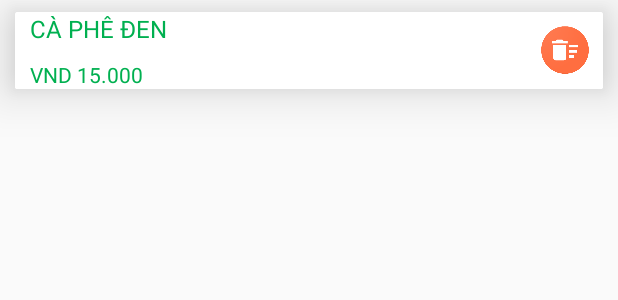
After one commit to tranhoanghuan/QuanLyTinhTienTapHoa, an Android app: the layout item_quantri.xml on its own in the app's theme, with its tools: preview values and no code run, on a phone screen of 412 x 824 dp. The commit adds this screen. Shown: the top 300 px of the screen. Run offline under Robolectric (Android 15) with nearby library versions, the phone set to English and light mode, and no system bars.

Commit message:
add firebase continue

```diff
--- a/app/build.gradle
+++ b/app/build.gradle
@@ -28,5 +28,6 @@ dependencies {
     compile 'com.android.support:cardview-v7:21.0.+'
     compile 'com.android.support:recyclerview-v7:21.0.+'
     compile 'com.google.firebase:firebase-core:11.8.0'
+    implementation 'com.android.support:design:26.1.0'
 }
 apply plugin: 'com.google.gms.google-services'
--- /dev/null
+++ b/app/src/main/res/layout/item_quantri.xml
@@ -0,0 +1,65 @@
+<?xml version="1.0" encoding="utf-8"?>
+<android.support.v7.widget.CardView xmlns:android="http://schemas.android.com/apk/res/android"
+    xmlns:app="http://schemas.android.com/apk/res-auto"
+    android:orientation="vertical"
+    android:layout_width="match_parent"
+    android:layout_height="wrap_content"
+    android:layout_marginLeft="10dp"
+    android:layout_marginRight="10dp"
+    android:layout_marginBottom="8dp"
+    android:layout_marginTop="8dp"
+    app:cardCornerRadius="1dp"
+    app:cardElevation="20dp"
+    android:clickable="true"
+    android:id="@+id/card_list_item"
+    android:foreground="?selectableItemBackground">
+
+    <LinearLayout
+        android:layout_width="match_parent"
+        android:layout_height="wrap_content"
+        android:orientation="horizontal"
+        android:weightSum="2">
+
+
+        <LinearLayout
+            android:layout_width="wrap_content"
+            android:layout_height="wrap_content"
+            android:layout_gravity="center"
+            android:layout_marginLeft="10dp"
+            android:orientation="vertical"
+            android:layout_weight="2">
+
+            <TextView
+                android:id="@+id/txtTensp"
+                android:layout_width="wrap_content"
+                android:layout_height="wrap_content"
+                android:textAlignment="textStart"
+                android:text="Cà phê đen"
+                android:textColor="@color/colorPrimary"
+                android:textSize="16dp"
+                android:textAllCaps="true" />
+
+            <TextView
+                android:id="@+id/txtGiasp"
+                android:layout_width="150dp"
+                android:layout_height="wrap_content"
+                android:layout_marginTop="10dp"
+                android:textAlignment="textStart"
+                android:text="VND 15.000"
+                android:textColor="@color/colorPrimary"
+                android:textSize="14dp" />
+
+        </LinearLayout>
+        <ImageView
+            android:id="@+id/img_delete"
+            android:layout_width="40dp"
+            android:layout_height="40dp"
+            android:layout_gravity="center"
+            android:layout_margin="5dp"
+            android:scaleType="centerInside"
+            android:clickable="true"
+            android:background="?selectableItemBackground"
+            android:src="@drawable/ic_delete" />
+
+    </LinearLayout>
+</android.support.v7.widget.CardView>
--- a/app/src/main/res/values/colors.xml
+++ b/app/src/main/res/values/colors.xml
@@ -3,7 +3,7 @@
     <color name="colorPrimary">#00B050</color>
     <color name="colorPrimaryDark">#00B050</color>
     <color name="colorAccent">#FFA726</color>
-    <color name="color1">#26c6da</color>
+    <color name="color1">#2647da</color>
     <color name="color2">#69f0ae</color>
     <color name="color3">#ff5252</color>
     <color name="colorText">#26a69a</color>
@@ -11,7 +11,8 @@
     <color name="item2">#D7CCC8</color>
     <color name="item3">#CFD8DC</color>
     <color name="item4">#CCFF90</color>
-    <color name="black_overlay">#66000000</color>
+    <color name="black">#000000</color>
+    <color name="item5">#dccfd0</color>
     <color name="background">@android:color/white</color>
 
 
```
Also changed, not shown: app/src/main/AndroidManifest.xml (+12 -6 lines), app/src/main/java/tranhoanghuan/it/com/quanlytinhtientaphoa/Adapter/Adapter_HH.java (added, +62 -0 lines), app/src/main/java/tranhoanghuan/it/com/quanlytinhtientaphoa/Add_Activity.java (added, +13 -0 lines), app/src/main/java/tranhoanghuan/it/com/quanlytinhtientaphoa/QuantriActivity.java (+35 -0 lines), app/src/main/res/layout/activity_add_.xml (added, +9 -0 lines), app/src/main/res/layout/activity_quantri.xml (+10 -2 lines), app/src/main/res/menu/menu_add.xml (added, +8 -0 lines), app/src/main/res/drawable/ic_add.png (added), app/src/main/res/drawable/ic_delete.jpg (added).
